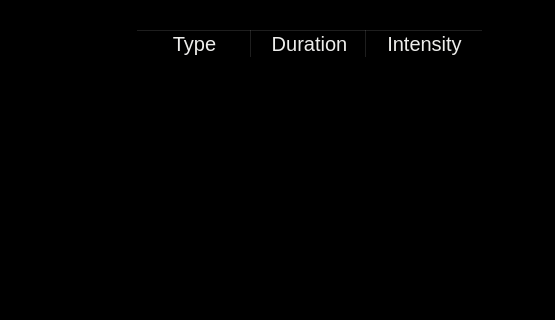
Before: the Qt Designer form team_3004/mainwindow.ui in Aranesh22/OasisProManual, drawn with Qt 5; both pictures show x 653 to 1208 and y 0 to 320 of the 1208 by 536 pixel window.
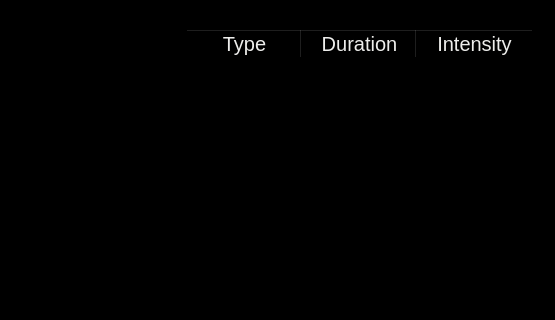
After: the same form once the commit is applied. Icons and pictures are not drawn.

The edit to the form file:
```diff
--- a/team_3004/mainwindow.ui
+++ b/team_3004/mainwindow.ui
@@ -373,10 +373,10 @@
     <widget class="QTableWidget" name="tableWidget">
      <property name="geometry">
       <rect>
-       <x>780</x>
+       <x>830</x>
        <y>30</y>
        <width>351</width>
-       <height>281</height>
+       <height>451</height>
       </rect>
      </property>
      <property name="layoutDirection">
@@ -416,7 +416,7 @@
       <enum>Qt::NoPen</enum>
      </property>
      <property name="rowCount">
-      <number>4</number>
+      <number>1</number>
      </property>
      <property name="columnCount">
       <number>3</number>
@@ -434,9 +434,6 @@
       <number>45</number>
      </attribute>
      <row/>
-     <row/>
-     <row/>
-     <row/>
      <column>
       <property name="text">
        <string>Type</string>
@@ -531,28 +528,7 @@
       </property>
       <property name="icon">
        <iconset resource="res.qrc">
-        <normaloff>:/res/icons/Lit/colNumber/icon_5.png</normaloff>:/res/icons/Lit/colNumber/icon_5.png</iconset>
-      </property>
-     </item>
-     <item row="1" column="1">
-      <property name="text">
-       <string/>
-      </property>
-      <property name="textAlignment">
-       <set>AlignTrailing|AlignVCenter</set>
-      </property>
-      <property name="icon">
-       <iconset resource="res.qrc">
-        <normaloff>:/res/icons/unLit/session_times/icon_45Min.png</normaloff>:/res/icons/unLit/session_times/icon_45Min.png</iconset>
-      </property>
-     </item>
-     <item row="1" column="2">
-      <property name="text">
-       <string/>
-      </property>
-      <property name="icon">
-       <iconset resource="res.qrc">
-        <normaloff>:/res/icons/unLit/colNumbers/icon_7.png</normaloff>:/res/icons/unLit/colNumbers/icon_7.png</iconset>
+        <normaloff>:/res/data/allLengths.txt</normaloff>:/res/data/allLengths.txt</iconset>
       </property>
      </item>
     </widget>
```
Left out of the diff: 6 changed lines with no effect on the pictures.
